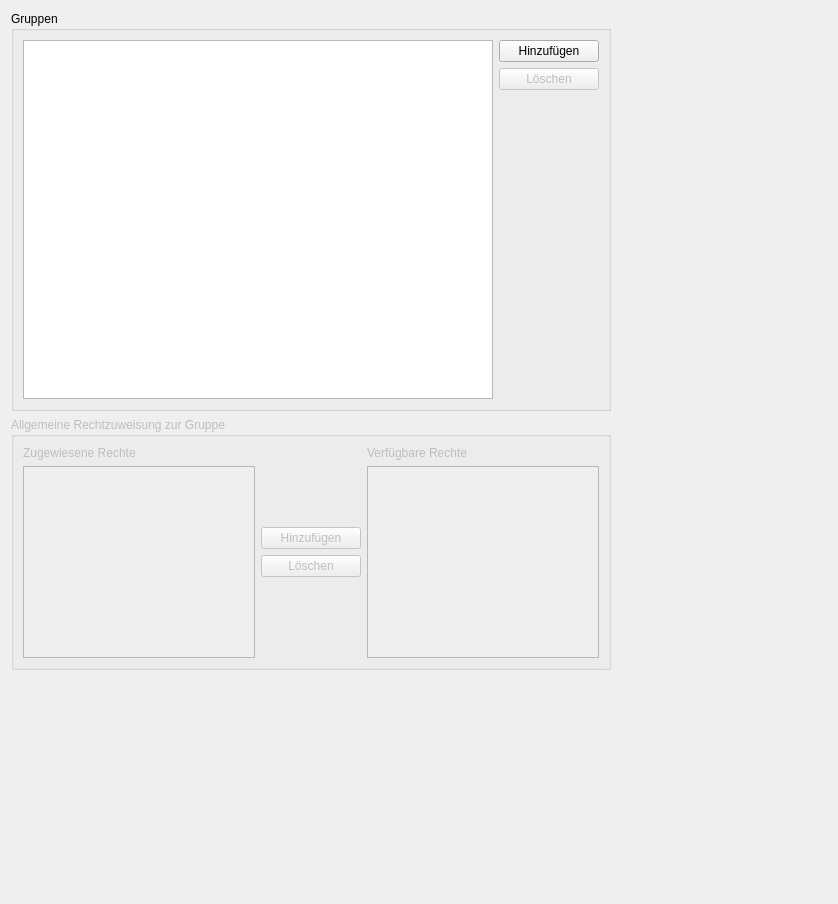
The window that ui/qmamsgroupsettingswidget.ui (Christian-Kr/QualificationMatrix) describes before a commit, drawn with Qt 5.
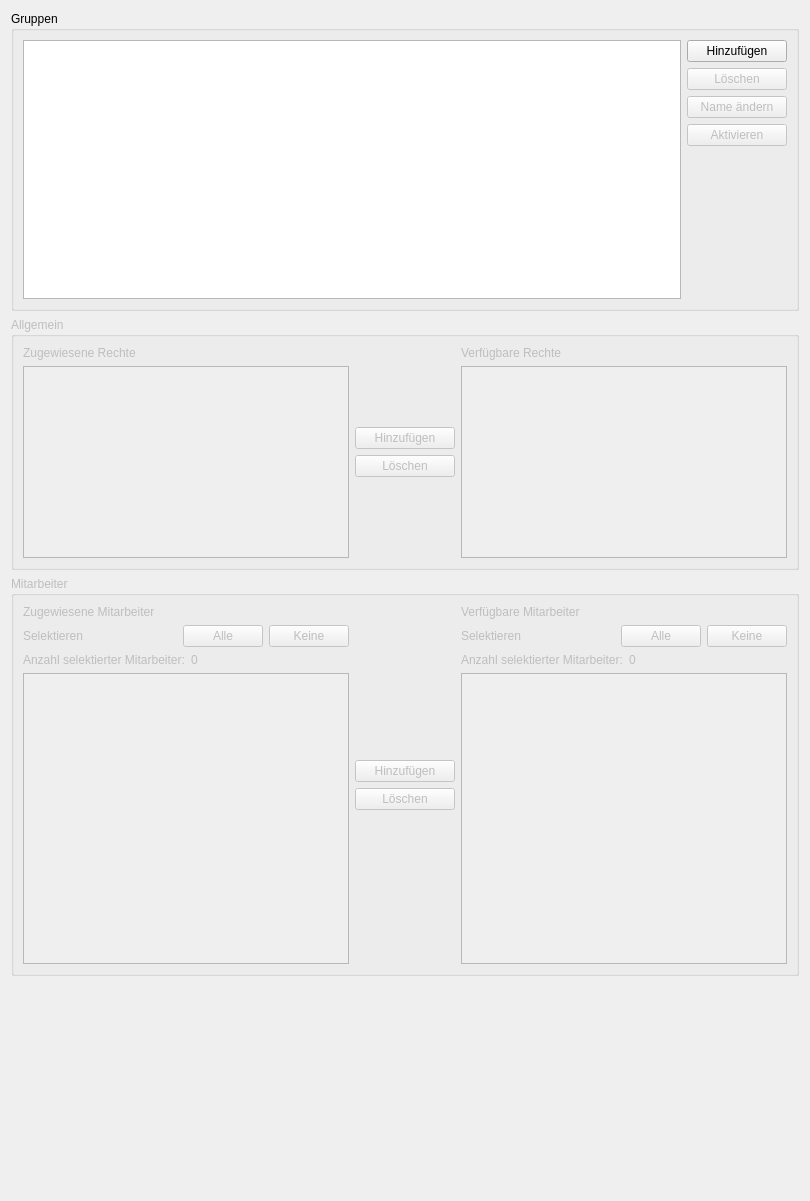
The same window after the commit.

Commit message: add possibility to add employee to group permission

Patch:
```diff
--- a/ui/qmamsgroupsettingswidget.ui
+++ b/ui/qmamsgroupsettingswidget.ui
@@ -6,25 +6,25 @@
    <rect>
     <x>0</x>
     <y>0</y>
-    <width>838</width>
-    <height>904</height>
+    <width>810</width>
+    <height>1201</height>
    </rect>
   </property>
   <property name="windowTitle">
    <string>Form</string>
   </property>
-  <layout class="QVBoxLayout" name="verticalLayout_2">
+  <layout class="QVBoxLayout" name="verticalLayout_5">
    <item>
     <widget class="QGroupBox" name="groupBox_2">
      <property name="minimumSize">
       <size>
        <width>0</width>
-       <height>400</height>
+       <height>300</height>
       </size>
      </property>
      <property name="maximumSize">
       <size>
-       <width>600</width>
+       <width>800</width>
        <height>16777215</height>
       </size>
      </property>
@@ -85,6 +85,26 @@
             </property>
            </widget>
           </item>
+          <item>
+           <widget class="QPushButton" name="pbChangeName">
+            <property name="enabled">
+             <bool>false</bool>
+            </property>
+            <property name="text">
+             <string>Name ändern</string>
+            </property>
+           </widget>
+          </item>
+          <item>
+           <widget class="QPushButton" name="pbChangeActiveState">
+            <property name="enabled">
+             <bool>false</bool>
+            </property>
+            <property name="text">
+             <string>Aktivieren</string>
+            </property>
+           </widget>
+          </item>
           <item>
            <spacer name="verticalSpacer">
             <property name="orientation">
@@ -118,12 +138,12 @@
      </property>
      <property name="maximumSize">
       <size>
-       <width>600</width>
+       <width>800</width>
        <height>16777215</height>
       </size>
      </property>
      <property name="title">
-      <string>Allgemeine Rechtzuweisung zur Gruppe</string>
+      <string>Allgemein</string>
      </property>
      <layout class="QHBoxLayout" name="horizontalLayout">
       <item>
@@ -221,6 +241,249 @@
      </layout>
     </widget>
    </item>
+   <item>
+    <widget class="QGroupBox" name="gbEmployeeAccess">
+     <property name="enabled">
+      <bool>false</bool>
+     </property>
+     <property name="minimumSize">
+      <size>
+       <width>0</width>
+       <height>400</height>
+      </size>
+     </property>
+     <property name="maximumSize">
+      <size>
+       <width>800</width>
+       <height>16777215</height>
+      </size>
+     </property>
+     <property name="title">
+      <string>Mitarbeiter</string>
+     </property>
+     <layout class="QHBoxLayout" name="horizontalLayout_3">
+      <item>
+       <layout class="QVBoxLayout" name="verticalLayout_8">
+        <item>
+         <widget class="QLabel" name="label_3">
+          <property name="text">
+           <string>Zugewiesene Mitarbeiter</string>
+          </property>
+         </widget>
+        </item>
+        <item>
+         <layout class="QHBoxLayout" name="horizontalLayout_5">
+          <item>
+           <widget class="QLabel" name="label_6">
+            <property name="text">
+             <string>Selektieren</string>
+            </property>
+           </widget>
+          </item>
+          <item>
+           <spacer name="horizontalSpacer_2">
+            <property name="orientation">
+             <enum>Qt::Horizontal</enum>
+            </property>
+            <property name="sizeHint" stdset="0">
+             <size>
+              <width>40</width>
+              <height>20</height>
+             </size>
+            </property>
+           </spacer>
+          </item>
+          <item>
+           <widget class="QPushButton" name="pbSelectAllGroupEmployee">
+            <property name="text">
+             <string>Alle</string>
+            </property>
+           </widget>
+          </item>
+          <item>
+           <widget class="QPushButton" name="pbDeselectAllGroupEmployee">
+            <property name="text">
+             <string>Keine</string>
+            </property>
+           </widget>
+          </item>
+         </layout>
+        </item>
+        <item>
+         <layout class="QHBoxLayout" name="horizontalLayout_7">
+          <item>
+           <widget class="QLabel" name="label_8">
+            <property name="text">
+             <string>Anzahl selektierter Mitarbeiter:</string>
+            </property>
+           </widget>
+          </item>
+          <item>
+           <widget class="QLabel" name="laSelGroupEmployee">
+            <property name="text">
+             <string>0</string>
+            </property>
+           </widget>
+          </item>
+         </layout>
+        </item>
+        <item>
+         <widget class="QListView" name="lvGroupEmployee">
+          <property name="editTriggers">
+           <set>QAbstractItemView::NoEditTriggers</set>
+          </property>
+          <property name="selectionMode">
+           <enum>QAbstractItemView::MultiSelection</enum>
+          </property>
+          <property name="selectionBehavior">
+           <enum>QAbstractItemView::SelectRows</enum>
+          </property>
+         </widget>
+        </item>
+       </layout>
+      </item>
+      <item>
+       <layout class="QVBoxLayout" name="verticalLayout_9">
+        <item>
+         <spacer name="verticalSpacer_5">
+          <property name="orientation">
+           <enum>Qt::Vertical</enum>
+          </property>
+          <property name="sizeHint" stdset="0">
+           <size>
+            <width>20</width>
+            <height>40</height>
+           </size>
+          </property>
+         </spacer>
+        </item>
+        <item>
+         <widget class="QPushButton" name="pbAddEmployee">
+          <property name="enabled">
+           <bool>false</bool>
+          </property>
+          <property name="minimumSize">
+           <size>
+            <width>100</width>
+            <height>0</height>
+           </size>
+          </property>
+          <property name="text">
+           <string>Hinzufügen</string>
+          </property>
+         </widget>
+        </item>
+        <item>
+         <widget class="QPushButton" name="pbRemoveEmployee">
+          <property name="minimumSize">
+           <size>
+            <width>100</width>
+            <height>0</height>
+           </size>
+          </property>
+          <property name="text">
+           <string>Löschen</string>
+          </property>
+         </widget>
+        </item>
+        <item>
+         <spacer name="verticalSpacer_6">
+          <property name="orientation">
+           <enum>Qt::Vertical</enum>
+          </property>
+          <property name="sizeHint" stdset="0">
+           <size>
+            <width>20</width>
+            <height>40</height>
+           </size>
+          </property>
+         </spacer>
+        </item>
+       </layout>
+      </item>
+      <item>
+       <layout class="QVBoxLayout" name="verticalLayout_2">
+        <item>
+         <widget class="QLabel" name="label_4">
+          <property name="text">
+           <string>Verfügbare Mitarbeiter</string>
+          </property>
+         </widget>
+        </item>
+        <item>
+         <layout class="QHBoxLayout" name="horizontalLayout_4">
+          <item>
+           <widget class="QLabel" name="label_5">
+            <property name="text">
+             <string>Selektieren</string>
+            </property>
+           </widget>
+          </item>
+          <item>
+           <spacer name="horizontalSpacer">
+            <property name="orientation">
+             <enum>Qt::Horizontal</enum>
+            </property>
+            <property name="sizeHint" stdset="0">
+             <size>
+              <width>40</width>
+              <height>20</height>
+             </size>
+            </property>
+           </spacer>
+          </item>
+          <item>
+           <widget class="QPushButton" name="pbSelectAllEmployee">
+            <property name="text">
+             <string>Alle</string>
+            </property>
+           </widget>
+          </item>
+          <item>
+           <widget class="QPushButton" name="pbDeselectAllEmployee">
+            <property name="text">
+             <string>Keine</string>
+            </property>
+           </widget>
+          </item>
+         </layout>
+        </item>
+        <item>
+         <layout class="QHBoxLayout" name="horizontalLayout_6">
+          <item>
+           <widget class="QLabel" name="label_7">
+            <property name="text">
+             <string>Anzahl selektierter Mitarbeiter:</string>
+            </property>
+           </widget>
+          </item>
+          <item>
+           <widget class="QLabel" name="laSelEmployee">
+            <property name="text">
+             <string>0</string>
+            </property>
+           </widget>
+          </item>
+         </layout>
+        </item>
+        <item>
+         <widget class="QListView" name="lvEmployee">
+          <property name="editTriggers">
+           <set>QAbstractItemView::NoEditTriggers</set>
+          </property>
+          <property name="selectionMode">
+           <enum>QAbstractItemView::MultiSelection</enum>
+          </property>
+          <property name="selectionBehavior">
+           <enum>QAbstractItemView::SelectRows</enum>
+          </property>
+         </widget>
+        </item>
+       </layout>
+      </item>
+     </layout>
+    </widget>
+   </item>
    <item>
     <spacer name="verticalSpacer_4">
      <property name="orientation">
```
Left out of the diff: 136 changed lines with no effect on the pictures. The commit also changes 6 other files.
